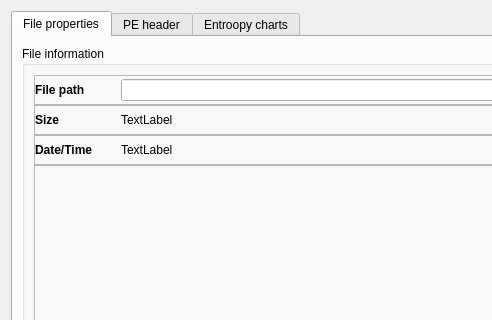
First picture: the form in fpropsdialog.ui, repository vvd7683/SimScanner, before the edit; both pictures show x 0 to 492 and y 0 to 320 of the 800 by 600 pixel window.
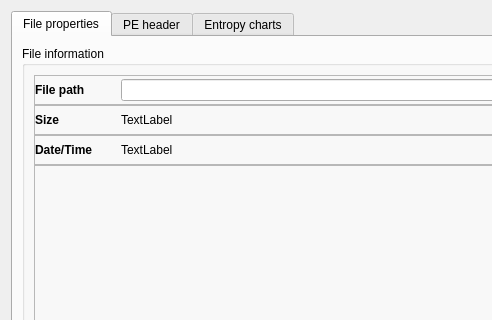
Second picture: the form after the edit. Icons and pictures are not drawn.

```diff
--- a/fpropsdialog.ui
+++ b/fpropsdialog.ui
@@ -544,7 +544,7 @@
      </widget>
      <widget class="QWidget" name="tabEntropyChart">
       <attribute name="title">
-       <string>Entroopy charts</string>
+       <string>Entropy charts</string>
       </attribute>
       <layout class="QVBoxLayout" name="verticalLayout_2">
        <item>
```
Left out of the diff: 26 changed lines with no effect on the pictures.
